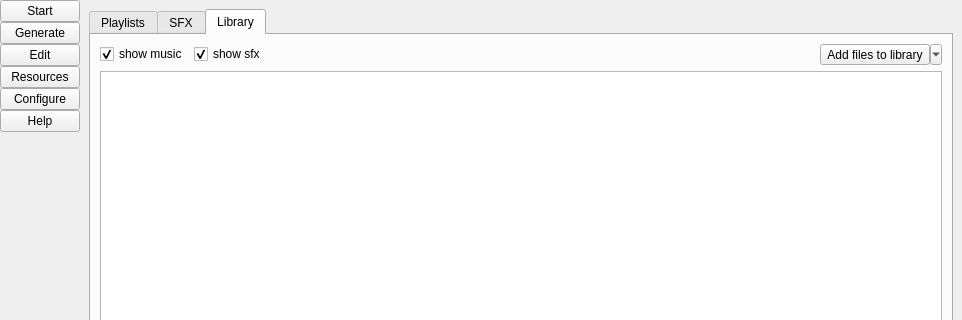
Qt form yondergui.ui (5in4/yonder) before a commit; both pictures show x 0 to 962 and y 0 to 320 of the 962 by 600 pixel window.
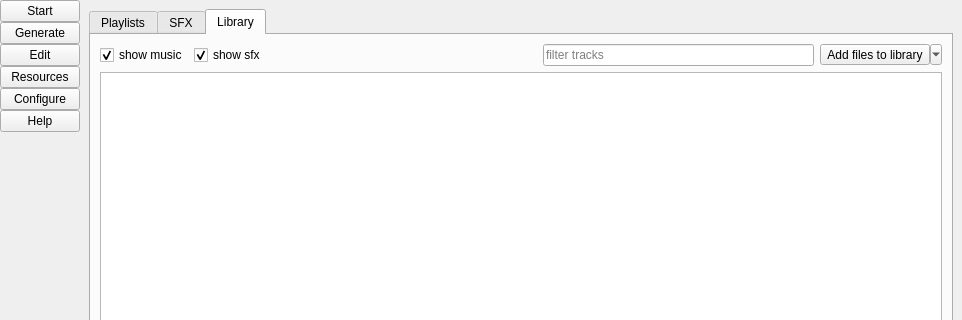
The same form after that commit. The open tabs and pages were chosen to show the change. Icons and pictures are not drawn. Custom widgets are drawn as their Qt base class.

Commit message: model synchronisation with generate view, library filter

Patch:
```diff
--- a/yondergui.ui
+++ b/yondergui.ui
@@ -521,6 +521,13 @@
                 </property>
                </spacer>
               </item>
+              <item>
+               <widget class="QLineEdit" name="lineedit_library_filter">
+                <property name="placeholderText">
+                 <string>filter tracks</string>
+                </property>
+               </widget>
+              </item>
               <item>
                <widget class="QToolButton" name="btn_library_add">
                 <property name="text">
@@ -538,24 +545,6 @@
               <property name="dragDropMode">
                <enum>QAbstractItemView::DropOnly</enum>
               </property>
-              <property name="selectionMode">
-               <enum>QAbstractItemView::ExtendedSelection</enum>
-              </property>
-              <property name="selectionBehavior">
-               <enum>QAbstractItemView::SelectRows</enum>
-              </property>
-              <property name="showGrid">
-               <bool>false</bool>
-              </property>
-              <attribute name="horizontalHeaderShowSortIndicator" stdset="0">
-               <bool>true</bool>
-              </attribute>
-              <attribute name="horizontalHeaderStretchLastSection">
-               <bool>true</bool>
-              </attribute>
-              <attribute name="verticalHeaderVisible">
-               <bool>false</bool>
-              </attribute>
              </widget>
             </item>
            </layout>
```
Left out of the diff: 10 changed lines with no effect on the pictures. The commit also changes 14 other files.
